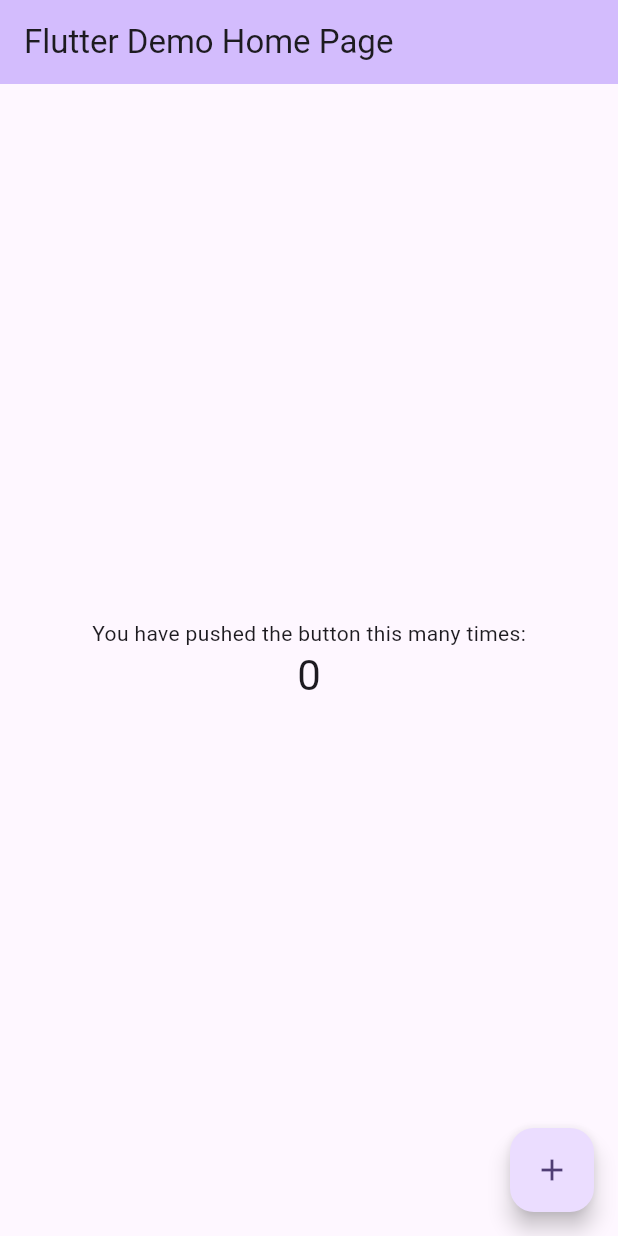
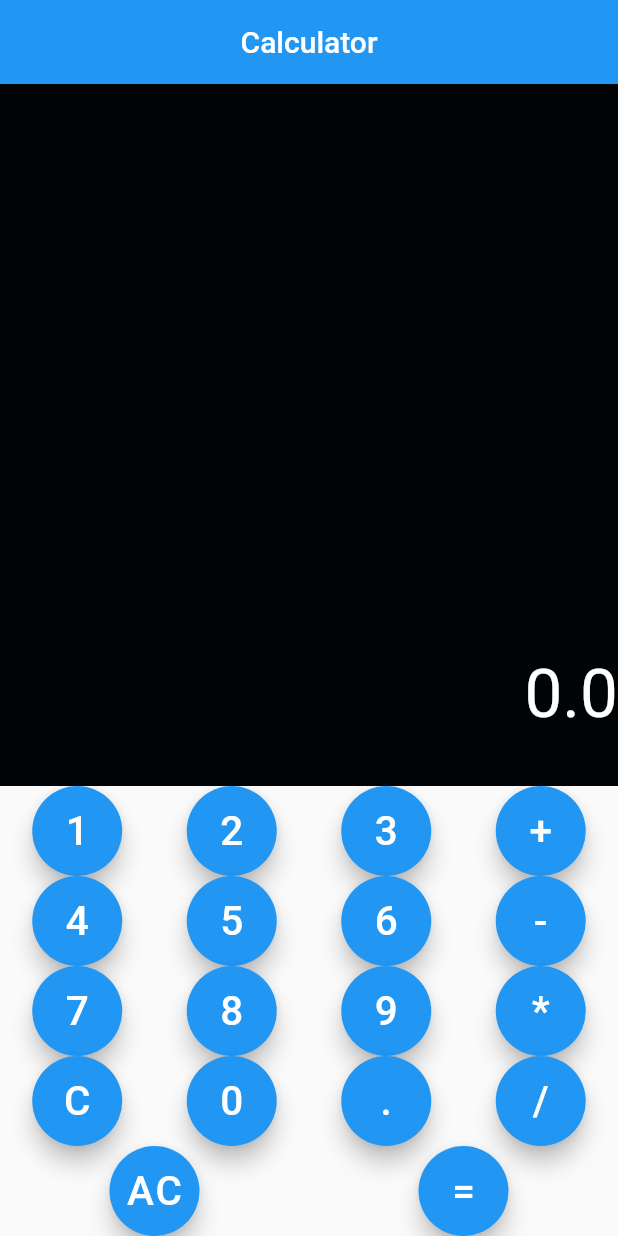
Before and after one commit to Hr77883/clubhouseuiflutter, a Flutter app: the screen it shows after launch, on a phone screen of 412 x 824 dp. Run offline on Flutter 3.47's test engine with Material 2 defaults, Android fonts, the phone set to English and light mode, and no system bars.

Commit message:
main.dart

```diff
--- a/lib/main.dart
+++ b/lib/main.dart
@@ -1,125 +1,197 @@
 import 'package:flutter/material.dart';
-
-void main() {
-  runApp(const MyApp());
+void main() => runApp(Calculator());
+class Calculator extends StatefulWidget {
+  @override
+  _CalculatorState createState() => _CalculatorState();
 }
-
-class MyApp extends StatelessWidget {
-  const MyApp({super.key});
-
-  // This widget is the root of your application.
+class _CalculatorState extends State<Calculator> {
+  List content = ["1","2","3","+","4","5","6","-","7","8","9","*","C","0",".","/","AC","="];
+  double result = 0;
+  CustomStk obj = CustomStk();
   @override
   Widget build(BuildContext context) {
     return MaterialApp(
-      title: 'Flutter Demo',
-      theme: ThemeData(
-        // This is the theme of your application.
-        //
-        // TRY THIS: Try running your application with "flutter run". You'll see
-        // the application has a blue toolbar. Then, without quitting the app,
-        // try changing the seedColor in the colorScheme below to Colors.green
-        // and then invoke "hot reload" (save your changes or press the "hot
-        // reload" button in a Flutter-supported IDE, or press "r" if you used
-        // the command line to start the app).
-        //
-        // Notice that the counter didn't reset back to zero; the application
-        // state is not lost during the reload. To reset the state, use hot
-        // restart instead.
-        //
-        // This works for code too, not just values: Most code changes can be
-        // tested with just a hot reload.
-        colorScheme: ColorScheme.fromSeed(seedColor: Colors.deepPurple),
-        useMaterial3: true,
-      ),
-      home: const MyHomePage(title: 'Flutter Demo Home Page'),
-    );
-  }
-}
-
-class MyHomePage extends StatefulWidget {
-  const MyHomePage({super.key, required this.title});
-
-  // This widget is the home page of your application. It is stateful, meaning
-  // that it has a State object (defined below) that contains fields that affect
-  // how it looks.
-
-  // This class is the configuration for the state. It holds the values (in this
-  // case the title) provided by the parent (in this case the App widget) and
-  // used by the build method of the State. Fields in a Widget subclass are
-  // always marked "final".
-
-  final String title;
-
-  @override
-  State<MyHomePage> createState() => _MyHomePageState();
-}
-
-class _MyHomePageState extends State<MyHomePage> {
-  int _counter = 0;
-
-  void _incrementCounter() {
-    setState(() {
-      // This call to setState tells the Flutter framework that something has
-      // changed in this State, which causes it to rerun the build method below
-      // so that the display can reflect the updated values. If we changed
-      // _counter without calling setState(), then the build method would not be
-      // called again, and so nothing would appear to happen.
-      _counter++;
-    });
-  }
-
-  @override
-  Widget build(BuildContext context) {
-    // This method is rerun every time setState is called, for instance as done
-    // by the _incrementCounter method above.
-    //
-    // The Flutter framework has been optimized to make rerunning build methods
-    // fast, so that you can just rebuild anything that needs updating rather
-    // than having to individually change instances of widgets.
-    return Scaffold(
-      appBar: AppBar(
-        // TRY THIS: Try changing the color here to a specific color (to
-        // Colors.amber, perhaps?) and trigger a hot reload to see the AppBar
-        // change color while the other colors stay the same.
-        backgroundColor: Theme.of(context).colorScheme.inversePrimary,
-        // Here we take the value from the MyHomePage object that was created by
-        // the App.build method, and use it to set our appbar title.
-        title: Text(widget.title),
-      ),
-      body: Center(
-        // Center is a layout widget. It takes a single child and positions it
-        // in the middle of the parent.
-        child: Column(
-          // Column is also a layout widget. It takes a list of children and
-          // arranges them vertically. By default, it sizes itself to fit its
-          // children horizontally, and tries to be as tall as its parent.
-          //
-          // Column has various properties to control how it sizes itself and
-          // how it positions its children. Here we use mainAxisAlignment to
-          // center the children vertically; the main axis here is the vertical
-          // axis because Columns are vertical (the cross axis would be
-          // horizontal).
-          //
-          // TRY THIS: Invoke "debug painting" (choose the "Toggle Debug Paint"
-          // action in the IDE, or press "p" in the console), to see the
-          // wireframe for each widget.
-          mainAxisAlignment: MainAxisAlignment.center,
-          children: <Widget>[
-            const Text(
-              'You have pushed the button this many times:',
+      debugShowCheckedModeBanner: false,
+      home: Scaffold(
+        appBar: AppBar(
+          title: Text("Calculator"),
+          centerTitle: true,
+        ),
+        body: Column(
+          mainAxisAlignment: MainAxisAlignment.spaceEvenly,
+          mainAxisSize: MainAxisSize.max,
+          children: [
+            Expanded(
+              child: Container(
+                alignment: Alignment.bottomRight,
+                decoration: BoxDecoration(color: const Color.fromARGB(255, 1, 4, 6)),
+                child: Column(
+                  mainAxisSize: MainAxisSize.max,
+                  mainAxisAlignment: MainAxisAlignment.end,
+                  children: [
+                    _buildText(result.toString(), 45.0, Colors.white),
+                    _buildText(obj.getExpr(), 30.0, const Color.fromARGB(137, 255, 255, 255)),
+                  ],
+                ),
+              ),
             ),
-            Text(
-              '$_counter',
-              style: Theme.of(context).textTheme.headlineMedium,
+            Container(
+              height: 300.0,
+              child: Column(children: List.generate(5, (i) => _buildRows(i))),
             ),
           ],
         ),
       ),
-      floatingActionButton: FloatingActionButton(
-        onPressed: _incrementCounter,
-        tooltip: 'Increment',
-        child: const Icon(Icons.add),
-      ), // This trailing comma makes auto-formatting nicer for build methods.
+    );
+  }
+  _buildText(text, size, color) {
+    return Text(
+      text,
+      style: TextStyle(
+        fontSize: size,
+        color: color,
+      ),
+    );
+  }
+  _buildRows(i) {
+    if (i != 4)
+      return Expanded(
+        child: Row(
+            children: List.generate(4, (j) => _buildBtn(j, i * 4))),
+      );
+    else
+      return Expanded(
+        child: Row(children: List.generate(2, (i) => _buildBtn(16, i))),
+      );
+  }
+  _buildBtn(i, count) {
+    String text = content[i + count];
+    return Expanded(
+      child: SizedBox.expand(
+        child: FloatingActionButton(
+          child: _buildText(text, 27.0, Color.fromARGB(255, 255, 255, 255)),
+          onPressed: () {
+            setState(() {
+              if (text == "C") {
+                result = obj.pop();
+              } else if (text == "AC"){
+                obj.clear();
+                result = 0.0;
+              }
+              else if (text == "=") {
+                result = obj.result;
+                obj.clear();
+                obj.cstStk.add(result.toString());
+              } else
+                result = obj.push(text);
+            });
+          },
+        ),
+      ),
     );
   }
 }
+class CustomStk {
+  String num1 = "";
+  double result = 0;
+  int i=0;
+  List oprs = ["+","*","-","/"];
+  List nmbrs = List.generate(11, (n) => (n == 10) ? "." : n.toString());
+  List cstStk = [];
+  List opnStk = [];
+  List oprStk = [];
+  List<double> rstStk = [];
+
+
+  double push(t) {
+    if (oprs.contains(t)) {
+      (cstStk.isEmpty) ? cstStk.add("0") : 0;
+      cstStk.add(t);
+      num1 = "";
+    } else if (nmbrs.contains(t)) {
+      num1 += t;
+      if (cstStk.isNotEmpty && !oprs.contains(cstStk.last)) cstStk.removeLast();
+      cstStk.add(num1);
+    }
+    result = recalc();
+    return result;
+  }
+  double recalc() {
+    String t = "";
+    oprStk.clear();
+    opnStk.clear();
+    rstStk.clear();
+    for (i = 0; i < cstStk.length; i++) {
+      t = cstStk[i];
+      if (oprs.contains(t)) {
+        while (oprStk.isNotEmpty && highP(t, oprStk.last)) {
+          opnStk.add(oprStk.last);
+          oprStk.removeLast();
+        }
+        oprStk.add(t);
+      } else
+        opnStk.add(t);
+    }
+    while (oprStk.isNotEmpty) {
+      opnStk.add(oprStk.last);
+      oprStk.removeLast();
+    }
+    for (i = 0; i < opnStk.length; i++) {
+      t = opnStk[i];
+      if (oprs.contains(t)) doOp(t);
+      else rstStk.add(double.parse(t));
+    }
+    if (rstStk.isEmpty) return 0;
+    else return rstStk[0];
+  }
+  bool highP(t, topOfStk) {
+    int currentP = getP(t);
+    int tosP = getP(topOfStk);
+    if (t == topOfStk) return false;
+    if (tosP >= currentP) return true;
+    else return false;
+  }
+  int getP(t) {
+    if (t == "*" || t == "/") return 2;
+    else return 1;
+  }
+  doOp(symbol) {
+    double num1, num2;
+    if (rstStk.length == 1) return rstStk[0];
+    num1 = rstStk.last;
+    rstStk.removeLast();
+    num2 = rstStk.last;
+    rstStk.removeLast();
+    if (symbol == "+") rstStk.add(num1 + num2);
+    else if (symbol =="-") rstStk.add(num2 - num1);
+    else if (symbol == "*") rstStk.add(num1 * num2);
+    else rstStk.add(num2 / num1);
+  }
+  pop() {
+    num1 = "";
+    if (cstStk.isNotEmpty) {
+      String tmp = cstStk.last;
+      if (tmp.length == 1) cstStk.removeLast();
+      else {
+        tmp = tmp.substring(0, tmp.length - 1);
+        cstStk.removeLast();
+        cstStk.add(tmp);
+      }
+    }
+    return recalc();
+  }
+  clear() {
+    if(rstStk.isNotEmpty) result = rstStk[0];
+    num1 = "";
+    cstStk.clear();
+    opnStk.clear();
+    oprStk.clear();
+    rstStk.clear();
+    return result;
+  }
+  getExpr() {
+    String temp = "";
+    for (i = 0; i < cstStk.length; i++) temp += cstStk[i];
+    return temp;
+  }
+}
```
